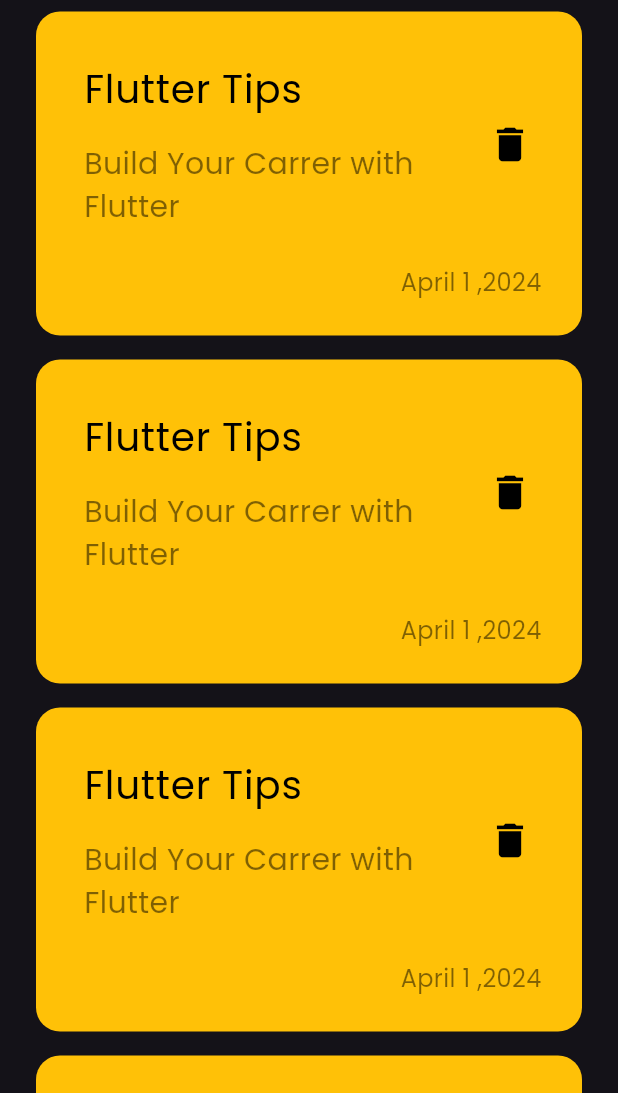
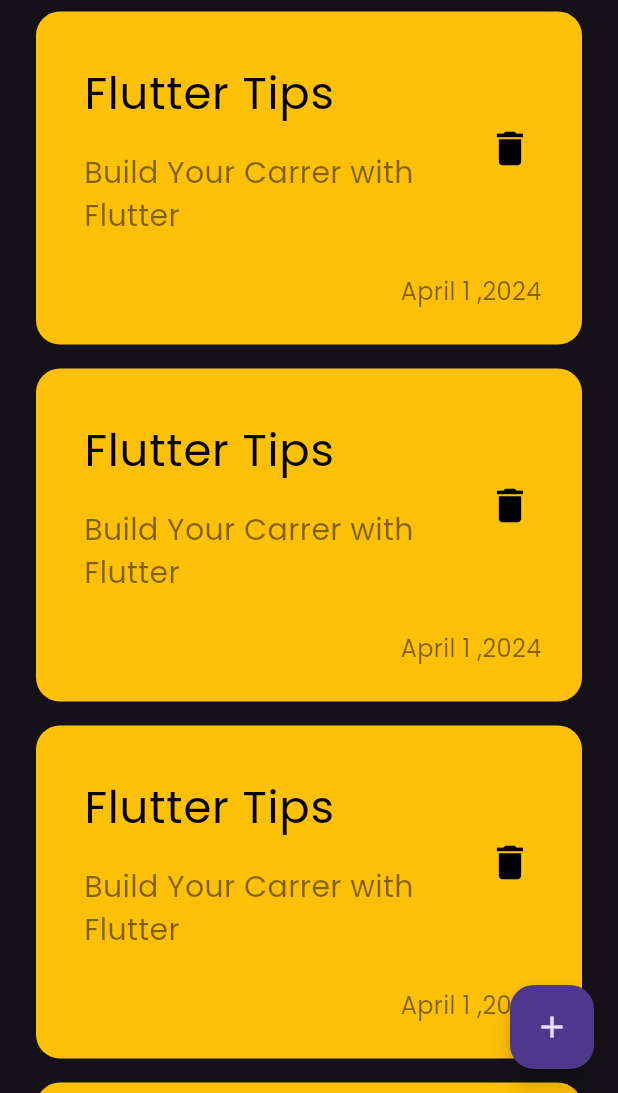
Before and after one commit to 7mk4a/notes_app, a Flutter app: the screen it shows after launch, on a phone screen of 412 x 824 dp, the part 143-1236 px from its top. Run offline on Flutter 3.47's test engine with Material 3 defaults, Android fonts, the phone set to English and light mode, and no system bars.

Commit message:
added floating action button

```diff
--- a/lib/view/notes_view.dart
+++ b/lib/view/notes_view.dart
@@ -6,6 +6,12 @@ class NotesView extends StatelessWidget {
 
   @override
   Widget build(BuildContext context) {
-    return Scaffold(body: NotesViewBody());
+    return Scaffold(
+      floatingActionButton: FloatingActionButton(
+        onPressed: () {},
+        child: Icon(Icons.add),
+      ),
+      body: NotesViewBody(),
+    );
   }
 }
--- a/lib/view/widgets/custom_list_view.dart
+++ b/lib/view/widgets/custom_list_view.dart
@@ -3,6 +3,8 @@ import 'package:notes_app/view/widgets/custom_note_item.dart';
 
 class NotesListView extends StatelessWidget {
   const NotesListView({super.key});
+
+  final data = const [];
 
   @override
   Widget build(BuildContext context) {
--- a/lib/view/widgets/custom_note_item.dart
+++ b/lib/view/widgets/custom_note_item.dart
@@ -16,7 +16,7 @@ class NoteItem extends StatelessWidget {
           ListTile(
             title: Text(
               "Flutter Tips",
-              style: TextStyle(color: Colors.black, fontSize: 26),
+              style: TextStyle(color: Colors.black, fontSize: 30),
             ),
             subtitle: Padding(
               padding: const EdgeInsets.only(top: 16),
--- a/lib/view/widgets/notes_view_body.dart
+++ b/lib/view/widgets/notes_view_body.dart
@@ -1,7 +1,6 @@
 import 'package:flutter/material.dart';
 import 'package:notes_app/view/widgets/custom_app_bar.dart';
 import 'package:notes_app/view/widgets/custom_list_view.dart';
-import 'package:notes_app/view/widgets/custom_note_item.dart';
 
 class NotesViewBody extends StatelessWidget {
   const NotesViewBody({super.key});
```
